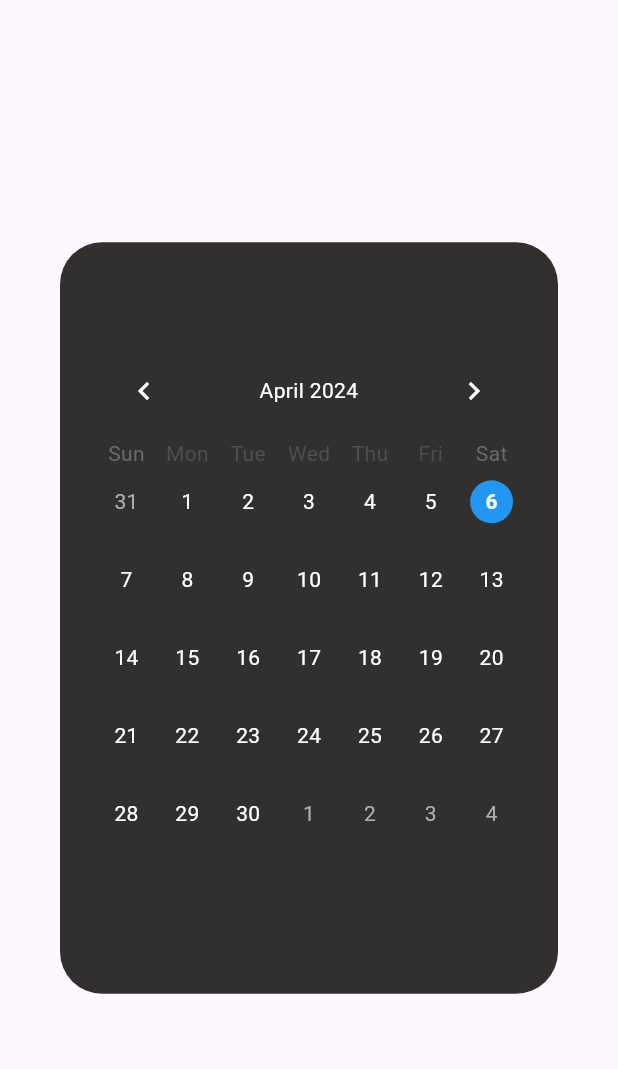
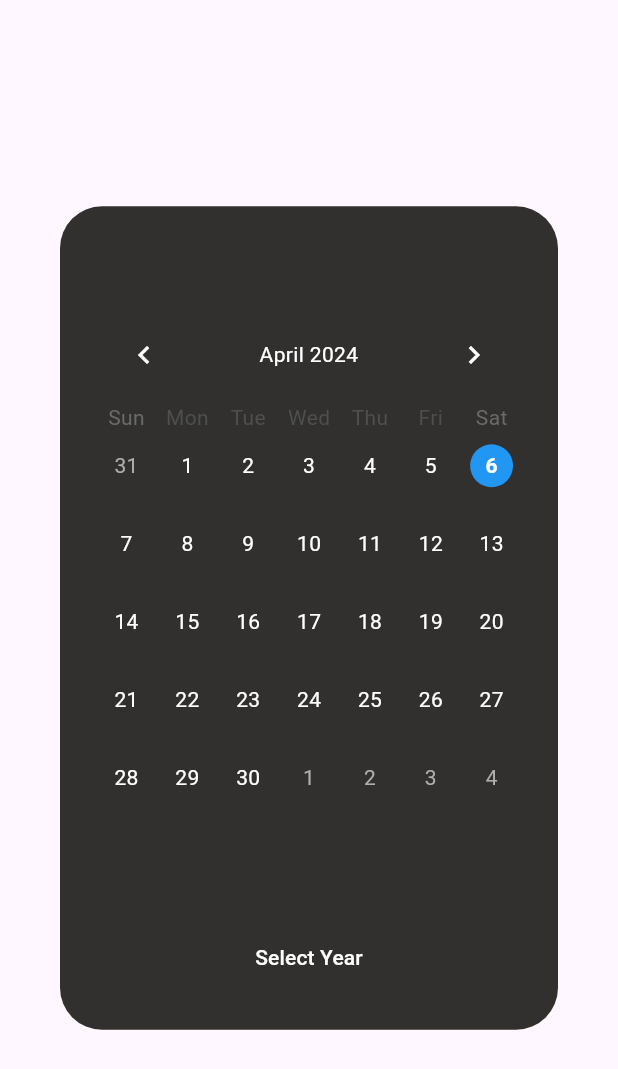
Before and after one commit to janfelber/SkyJournal, a Flutter app: the MyDialogCalendar widget shown alone on an empty page, opened directly with empty values, on a phone screen of 412 x 824 dp. Shown: the top 1069 px of the screen. Run offline on Flutter 3.47's test engine with Material 3 defaults, Android fonts, the phone set to English and light mode, and no system bars; drawn by our look-alikes of table_calendar; our stand-ins replace cloud_firestore, csv, firebase_auth, firebase_core, firebase_messaging, flutter_svg and 9 more; missing offline and left inert: clipboard, geodesy, maps_curved_line; accounts and stored records are empty; project files that could hold a hidden picture were left out.

Commit message:
year picker
added year picker in calendar

```diff
--- a/sky_journal/lib/imports/wallet_module_imports/wallet_imports.dart
+++ b/sky_journal/lib/imports/wallet_module_imports/wallet_imports.dart
@@ -26,5 +26,3 @@ export 'package:sky_journal/module/wallet_module/components/menu_item_country.da
 
 //add doctor appointment imports
 export 'package:sky_journal/module/flight_module/components/dialog_timer.dart';
-
-export 'package:table_calendar/table_calendar.dart';
--- a/sky_journal/lib/module/flight_module/addflight_page.dart
+++ b/sky_journal/lib/module/flight_module/addflight_page.dart
@@ -302,6 +302,7 @@ class _AddFlightPageState extends State<AddFlightPage> {
                     showDialog(
                       context: context,
                       builder: (context) => MyDialogCalendar(
+                        yearPickerTextColor: Colors.white,
                         selectedDate: selectedDate,
                         onDateSelected: (selectedDay) {
                           setState(() {
@@ -337,6 +338,7 @@ class _AddFlightPageState extends State<AddFlightPage> {
                     showDialog(
                         context: context,
                         builder: (context) => MyDialogCalendar(
+                              yearPickerTextColor: Colors.white,
                               selectedDate: selectedEndDate,
                               onDateSelected: (selectedDay) {
                                 setState(() {
--- a/sky_journal/lib/module/flight_module/components/dialog_calendar.dart
+++ b/sky_journal/lib/module/flight_module/components/dialog_calendar.dart
@@ -1,9 +1,6 @@
-// ignore_for_file: prefer_const_constructors
-
 import 'package:flutter/material.dart';
+import 'package:sky_journal/imports/wallet_module_imports/wallet_imports.dart';
 import 'package:table_calendar/table_calendar.dart';
-
-import '../../../theme/color_theme.dart';
 
 class MyDialogCalendar extends StatefulWidget {
   DateTime? selectedDate; // The date that is selected by default
@@ -20,6 +17,8 @@ class MyDialogCalendar extends StatefulWidget {
   final Color? weekNumberTextStyle; // Color of the week number text style
   final Color? weekendTextStyle; // Color of the weekend text style
   final Color? selectedTextStyle; // Color of the selected text style
+  final Color? yearPickerTextColor; // Add color for YearPicker text
+  final Color? selectYearTextColor;
 
   MyDialogCalendar({
     Key? key,
@@ -36,6 +35,8 @@ class MyDialogCalendar extends StatefulWidget {
     this.titleCalendarColor,
     this.leftChevronIconColor,
     this.rightChevronIconColor,
+    this.yearPickerTextColor,
+    this.selectYearTextColor,
   }) : super(key: key);
 
   @override
@@ -44,6 +45,7 @@ class MyDialogCalendar extends StatefulWidget {
 
 class _MyDialogCalendarState extends State<MyDialogCalendar> {
   late DateTime _selectedDate;
+  bool _showYearPicker = false;
 
   @override
   void initState() {
@@ -58,18 +60,48 @@ class _MyDialogCalendarState extends State<MyDialogCalendar> {
       title: Text(
         widget.dialogText,
         style: TextStyle(
-            color: widget.dialogTextColor ?? Colors.white, fontSize: 20),
+          color: widget.dialogTextColor ?? Colors.white,
+          fontSize: 20,
         ),
-      content: Container(
+      ),
+      content: Column(
+        mainAxisSize: MainAxisSize.min,
+        children: [
+          Container(
             height: 410,
             width: 300,
-        child: TableCalendar(
-          selectedDayPredicate: (day) => isSameDay(_selectedDate, day),
+            child: _showYearPicker
+                ? ListView.builder(
+                    itemCount: 2051 - 2000, // Total years from 2000 to 2050
+                    itemBuilder: (context, index) {
+                      final year = 2000 + index;
+                      final isSelectedYear = _selectedDate.year == year;
+                      final textColor = isSelectedYear
+                          ? Colors.blue
+                          : widget.yearPickerTextColor;
+                      return ListTile(
+                        title: Text(
+                          year.toString(),
+                          style: TextStyle(color: textColor),
+                        ),
+                        onTap: () {
+                          setState(() {
+                            _selectedDate = DateTime(year);
+                            _showYearPicker = false; // Close the year picker
+                          });
+                        },
+                      );
+                    },
+                  )
+                : TableCalendar(
+                    selectedDayPredicate: (day) =>
+                        isSameDay(_selectedDate, day),
                     headerStyle: HeaderStyle(
                       formatButtonVisible: false,
                       titleCentered: true,
-            titleTextStyle:
-                TextStyle(color: widget.titleCalendarColor ?? Colors.white),
+                      titleTextStyle: TextStyle(
+                        color: widget.titleCalendarColor ?? Colors.white,
+                      ),
                       leftChevronIcon: Icon(
                         Icons.chevron_left,
                         color: widget.leftChevronIconColor ?? Colors.white,
@@ -85,26 +117,26 @@ class _MyDialogCalendarState extends State<MyDialogCalendar> {
                           _selectedDate = selectedDay;
                           widget.onDateSelected(selectedDay);
                         });
-              Navigator.pop(context); // Close the dialog after date selection
+                        Navigator.pop(context);
                       }
                     },
                     calendarStyle: CalendarStyle(
-            defaultTextStyle:
-                // Set the default text style color to white
-                TextStyle(color: widget.defaultTextStyleColor ?? Colors.white),
-            holidayTextStyle:
-                // Set the holiday text style color to white
-                TextStyle(color: widget.holidayTextStyleColor ?? Colors.white),
-            weekNumberTextStyle:
-                // Set the week number text style color to white
-                TextStyle(color: widget.weekNumberTextStyle ?? Colors.white),
-            weekendTextStyle:
-                // Set the weekend text style color to white
-                TextStyle(color: widget.weekendTextStyle ?? Colors.white),
+                      defaultTextStyle: TextStyle(
+                        color: widget.defaultTextStyleColor ?? Colors.white,
+                      ),
+                      holidayTextStyle: TextStyle(
+                        color: widget.holidayTextStyleColor ?? Colors.white,
+                      ),
+                      weekNumberTextStyle: TextStyle(
+                        color: widget.weekNumberTextStyle ?? Colors.white,
+                      ),
+                      weekendTextStyle: TextStyle(
+                        color: widget.weekendTextStyle ?? Colors.white,
+                      ),
                       selectedTextStyle: TextStyle(
-                // Set the selected text style color to white
                         color: widget.selectedTextStyle ?? Colors.white,
-                fontWeight: FontWeight.bold),
+                        fontWeight: FontWeight.bold,
+                      ),
                       todayTextStyle: TextStyle(color: Colors.blue),
                       todayDecoration: BoxDecoration(
                         color: Colors.transparent,
@@ -120,6 +152,26 @@ class _MyDialogCalendarState extends State<MyDialogCalendar> {
                     lastDay: DateTime(2050),
                   ),
           ),
+          TextButton(
+            onPressed: () {
+              setState(() {
+                _showYearPicker = !_showYearPicker;
+              });
+            },
+            child: Text(_showYearPicker ? 'Show Calendar' : 'Select Year',
+                style: TextStyle(
+                    color: widget.selectYearTextColor ?? Colors.white)),
+          ),
+        ],
+      ),
     );
   }
 }
+
+bool isSameDay(DateTime? a, DateTime? b) {
+  if (a == null || b == null) {
+    return false;
+  }
+
+  return a.year == b.year && a.month == b.month && a.day == b.day;
+}
--- a/sky_journal/lib/module/flight_module/updateflight_page.dart
+++ b/sky_journal/lib/module/flight_module/updateflight_page.dart
@@ -290,6 +290,7 @@ class _UpadateFlightState extends State<UpadateFlight> {
                     showDialog(
                         context: context,
                         builder: (context) => MyDialogCalendar(
+                              yearPickerTextColor: Colors.white,
                               selectedDate: selectedDate,
                               dialogText: 'Departure Date',
                               onDateSelected: (selectedDay) {
@@ -326,6 +327,7 @@ class _UpadateFlightState extends State<UpadateFlight> {
                     showDialog(
                       context: context,
                       builder: (context) => MyDialogCalendar(
+                        yearPickerTextColor: Colors.white,
                         selectedDate: selectedEndDate,
                         dialogText: 'Arrival Date',
                         onDateSelected: (selectedDay) {
--- a/sky_journal/lib/module/wallet_module/license_card/add_license_card_page.dart
+++ b/sky_journal/lib/module/wallet_module/license_card/add_license_card_page.dart
@@ -431,6 +431,7 @@ class _AddLicenseCardState extends State<AddLicenseCard> {
                           showDialog(
                               context: context,
                               builder: (context) => MyDialogCalendar(
+                                  yearPickerTextColor: Colors.white,
                                   selectedDate: dateOfExpiry,
                                   dialogText: 'Date of Expiry',
                                   onDateSelected: (date) {
```
Also changed, not shown: sky_journal/lib/module/login_register_module/register_page.dart (+8 -3 lines), sky_journal/lib/module/wallet_module/doctors_appoinment/add_appoinment_page.dart (+4 -3 lines). Lines whose indentation alone changed are shown as unchanged.
